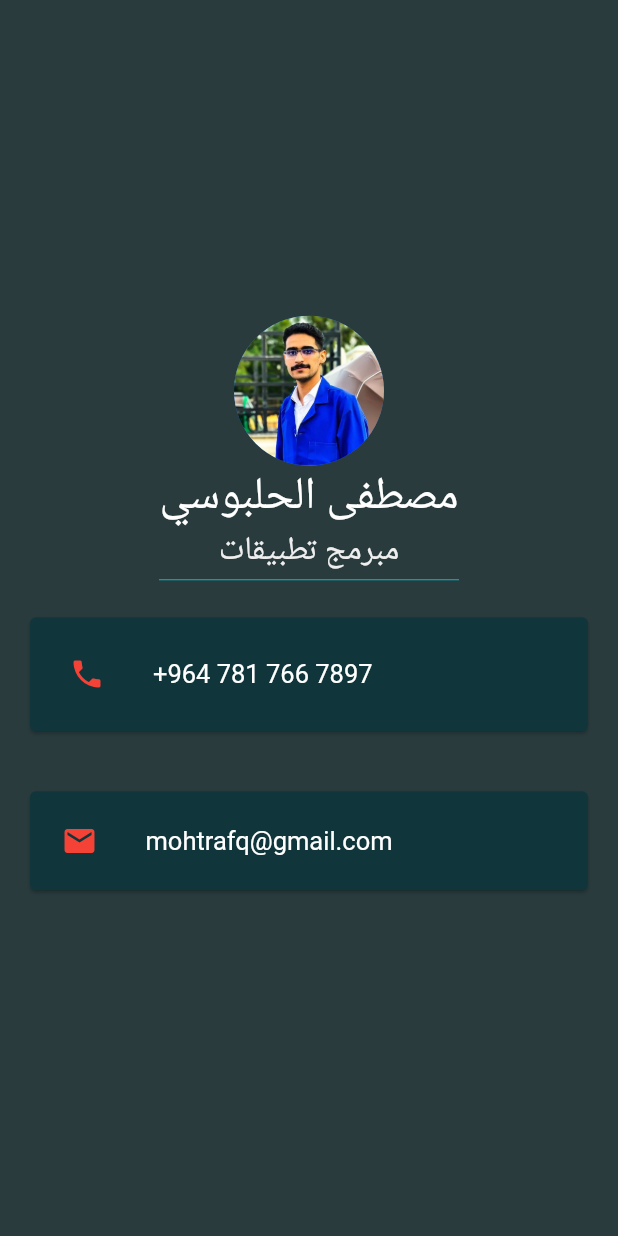
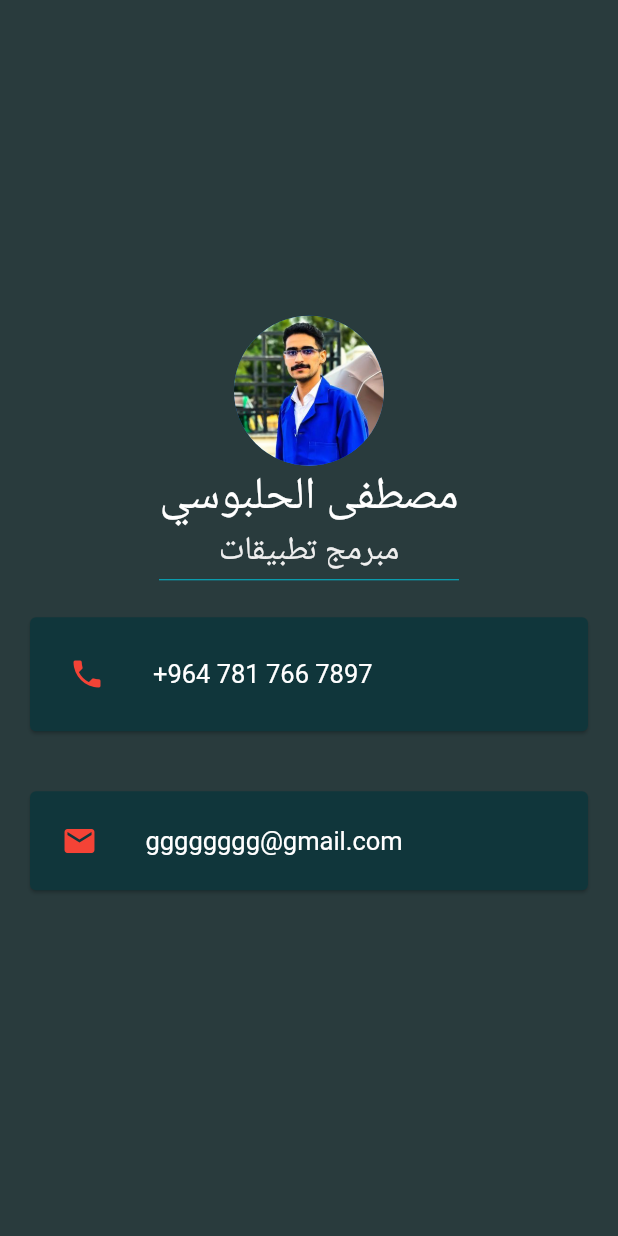
Before and after one commit to MustafaRabbah/About-Me-Flutter-Form, a Flutter app: the screen it shows after launch, on a phone screen of 412 x 824 dp. Run offline on Flutter 3.47's test engine with Material 2 defaults, Android fonts, the phone set to English and light mode, and no system bars; Roboto replaces fonts that are missing (Amir).

Commit message:
Update main.dart

```diff
--- a/lib/main.dart
+++ b/lib/main.dart
@@ -79,7 +79,7 @@ class MyApp extends StatelessWidget {
                       color: Colors.red,
                     ),
                     title: Text(
-                      'mohtrafq@gmail.com',
+                      'gggggggg@gmail.com',
                       style: TextStyle(
                         color: Colors.white,
                         fontSize: 17.0,
```
